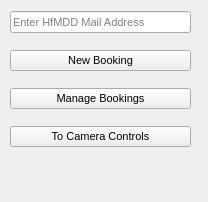
Qt form src/login.ui (sc0000/hfmdd-video-system) before a commit.
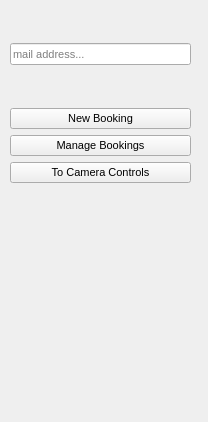
The same form after that commit.

Commit message: login widget docked version

Patch:
```diff
--- a/src/login.ui
+++ b/src/login.ui
@@ -7,19 +7,19 @@
     <x>0</x>
     <y>0</y>
     <width>208</width>
-    <height>202</height>
+    <height>422</height>
    </rect>
   </property>
   <property name="minimumSize">
    <size>
     <width>208</width>
-    <height>38</height>
+    <height>422</height>
    </size>
   </property>
   <property name="maximumSize">
    <size>
     <width>208</width>
-    <height>422</height>
+    <height>16777215</height>
    </size>
   </property>
   <property name="windowTitle">
@@ -29,7 +29,7 @@
    <property name="maximumSize">
     <size>
      <width>200</width>
-     <height>400</height>
+     <height>16777215</height>
     </size>
    </property>
    <property name="contextMenuPolicy">
@@ -41,10 +41,23 @@
       <x>10</x>
       <y>0</y>
       <width>181</width>
-      <height>161</height>
+      <height>183</height>
      </rect>
     </property>
     <layout class="QVBoxLayout" name="innerContentsLayout">
+     <item>
+      <spacer name="verticalSpacer">
+       <property name="orientation">
+        <enum>Qt::Vertical</enum>
+       </property>
+       <property name="sizeHint" stdset="0">
+        <size>
+         <width>20</width>
+         <height>40</height>
+        </size>
+       </property>
+      </spacer>
+     </item>
      <item>
       <widget class="QLineEdit" name="mailAddressLineEdit">
        <property name="font">
@@ -53,10 +66,39 @@
         </font>
        </property>
        <property name="placeholderText">
-        <string>Enter HfMDD Mail Address</string>
+        <string>mail address...</string>
        </property>
       </widget>
      </item>
+     <item>
+      <widget class="QLabel" name="reminderLabel">
+       <property name="font">
+        <font>
+         <pointsize>7</pointsize>
+         <italic>true</italic>
+        </font>
+       </property>
+       <property name="text">
+        <string> </string>
+       </property>
+       <property name="wordWrap">
+        <bool>true</bool>
+       </property>
+      </widget>
+     </item>
+     <item>
+      <spacer name="horizontalSpacer">
+       <property name="orientation">
+        <enum>Qt::Horizontal</enum>
+       </property>
+       <property name="sizeHint" stdset="0">
+        <size>
+         <width>40</width>
+         <height>20</height>
+        </size>
+       </property>
+      </spacer>
+     </item>
      <item>
       <widget class="QPushButton" name="newBookingButton">
        <property name="font">
```
The commit also changes 3 other files.
